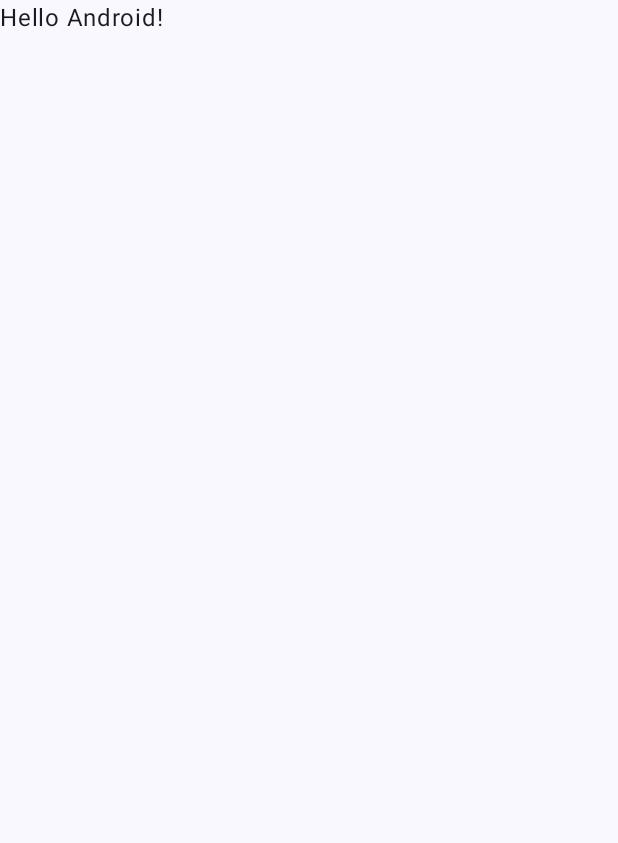
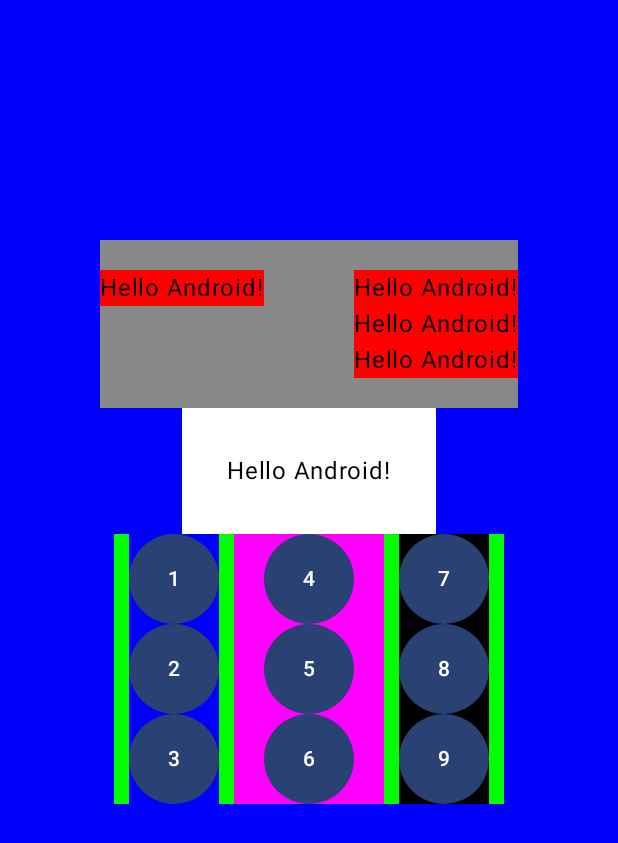
Before and after one commit to DaniCH20/examenInterfaces, an Android app built with Jetpack Compose: the screen it shows after launch (MainActivity), on a phone screen of 412 x 824 dp. Before the commit the part shown is almost empty. Shown: the top 843 px of the screen. Run offline under Robolectric (Android 15) with nearby library versions, the phone set to English and light mode, and no system bars.

Commit message:
Creacion de la vista del proyecto en compose

```diff
--- a/compose/app/build.gradle.kts
+++ b/compose/app/build.gradle.kts
@@ -5,7 +5,7 @@ plugins {
 
 android {
     namespace = "com.example.jetpackcompose"
-    compileSdk = 34
+    compileSdk = 35
 
     defaultConfig {
         applicationId = "com.example.jetpackcompose"
--- a/compose/app/src/main/java/com/example/jetpackcompose/MainActivity.kt
+++ b/compose/app/src/main/java/com/example/jetpackcompose/MainActivity.kt
@@ -4,13 +4,23 @@ import android.os.Bundle
 import androidx.activity.ComponentActivity
 import androidx.activity.compose.setContent
 import androidx.activity.enableEdgeToEdge
+import androidx.compose.foundation.background
+import androidx.compose.foundation.border
+import androidx.compose.foundation.layout.Column
+import androidx.compose.foundation.layout.Row
 import androidx.compose.foundation.layout.fillMaxSize
+import androidx.compose.foundation.layout.fillMaxWidth
 import androidx.compose.foundation.layout.padding
+import androidx.compose.foundation.layout.size
+import androidx.compose.material3.Button
 import androidx.compose.material3.Scaffold
 import androidx.compose.material3.Text
 import androidx.compose.runtime.Composable
+import androidx.compose.ui.Alignment
 import androidx.compose.ui.Modifier
+import androidx.compose.ui.graphics.Color
 import androidx.compose.ui.tooling.preview.Preview
+import androidx.compose.ui.unit.dp
 import com.example.jetpackcompose.ui.theme.JetpackComposeTheme
 
 class MainActivity : ComponentActivity() {
@@ -19,29 +29,113 @@ class MainActivity : ComponentActivity() {
         enableEdgeToEdge()
         setContent {
             JetpackComposeTheme {
-                Scaffold(modifier = Modifier.fillMaxSize()) { innerPadding ->
-                    Greeting(
-                        name = "Android",
-                        modifier = Modifier.padding(innerPadding)
-                    )
-                }
+                Greeting()
             }
         }
     }
 }
 
 @Composable
-fun Greeting(name: String, modifier: Modifier = Modifier) {
-    Text(
-        text = "Hello $name!",
-        modifier = modifier
-    )
+fun Greeting() {
+    Column(modifier = Modifier
+        .background(Color.Blue)
+        .fillMaxSize()) {
+        Row(modifier = Modifier
+            .padding(80.dp)
+            .fillMaxWidth()) {
+
+        }
+        Row(modifier = Modifier
+            .background(Color.Gray)
+            .align(Alignment.CenterHorizontally)) {
+            Column(modifier = Modifier.padding(end = 30.dp, top = 20.dp, bottom = 20.dp)) {
+                Text("Hello Android!", modifier = Modifier.background(Color.Red))
+            }
+            Column(modifier = Modifier.padding(start = 30.dp, top = 20.dp, bottom = 20.dp)) {
+                Text("Hello Android!", modifier = Modifier.background(Color.Red))
+                Text("Hello Android!", modifier = Modifier.background(Color.Red))
+                Text("Hello Android!", modifier = Modifier.background(Color.Red))
+            }
+        }
+        Row(
+            modifier = Modifier
+                .background(Color.White)
+                .align(Alignment.CenterHorizontally)
+                .padding(30.dp)
+        ) {
+            Text("Hello Android!")
+        }
+        Row(modifier = Modifier.align(Alignment.CenterHorizontally)) {
+            Column(
+                modifier = Modifier
+                    .background(Color.Green)
+                    .padding(start = 10.dp, end = 10.dp)
+            ) {
+                Button(onClick = {}, modifier = Modifier
+                    .background(Color.Blue)
+                    .size(60.dp)) {
+                    Text("1")
+                }
+                Button(onClick = {}, modifier = Modifier
+                    .background(Color.Blue)
+                    .size(60.dp)) {
+                    Text("2")
+                }
+                Button(onClick = {}, modifier = Modifier
+                    .background(Color.Blue)
+                    .size(60.dp)) {
+                    Text("3")
+                }
+            }
+            Column(
+                modifier = Modifier
+                    .background(Color.Magenta)
+                    .padding(start = 20.dp, end = 20.dp)
+            ) {
+                Button(onClick = {}, modifier = Modifier
+                    .background(Color.Magenta)
+                    .size(60.dp)) {
+                    Text("4")
+                }
+                Button(onClick = {}, modifier = Modifier
+                    .background(Color.Magenta)
+                    .size(60.dp)) {
+                    Text("5")
+                }
+                Button(onClick = {}, modifier = Modifier
+                    .background(Color.Magenta)
+                    .size(60.dp)) {
+                    Text("6")
+                }
+            }
+            Column(
+                modifier = Modifier
+                    .background(Color.Green)
+                    .padding(start = 10.dp, end = 10.dp)
+            ) {
+                Button(onClick = {}, modifier = Modifier
+                    .background(Color.Black)
+                    .size(60.dp)) {
+                    Text("7")
+                }
+                Button(onClick = {}, modifier = Modifier
+                    .background(Color.Black)
+                    .size(60.dp)) {
+                    Text("8")
+                }
+                Button(onClick = {}, modifier = Modifier
+                    .background(Color.Black)
+                    .size(60.dp)) {
+                    Text("9")
+                }
+            }
+        }
+
+    }
 }
 
-@Preview(showBackground = true ,showSystemUi = true)
+@Preview(showBackground = true, showSystemUi = true)
 @Composable
 fun GreetingPreview() {
-    JetpackComposeTheme {
-        Greeting("Android")
-    }
+    Greeting()
 }
--- a/compose/app/src/main/java/com/example/jetpackcompose/ui/theme/Color.kt
+++ b/compose/app/src/main/java/com/example/jetpackcompose/ui/theme/Color.kt
@@ -5,7 +5,6 @@ import androidx.compose.ui.graphics.Color
 val Purple80 = Color(0xFFD0BCFF)
 val PurpleGrey80 = Color(0xFFCCC2DC)
 val Pink80 = Color(0xFFEFB8C8)
-
 val Purple40 = Color(0xFF6650a4)
 val PurpleGrey40 = Color(0xFF625b71)
 val Pink40 = Color(0xFF7D5260)
--- a/compose/app/src/main/java/com/example/jetpackcompose/ui/theme/Theme.kt
+++ b/compose/app/src/main/java/com/example/jetpackcompose/ui/theme/Theme.kt
@@ -9,18 +9,23 @@ import androidx.compose.material3.dynamicDarkColorScheme
 import androidx.compose.material3.dynamicLightColorScheme
 import androidx.compose.material3.lightColorScheme
 import androidx.compose.runtime.Composable
+import androidx.compose.ui.graphics.Color
 import androidx.compose.ui.platform.LocalContext
 
 private val DarkColorScheme = darkColorScheme(
     primary = Purple80,
     secondary = PurpleGrey80,
-    tertiary = Pink80
+    tertiary = Pink80,
+    background = Color.Black,
+    onBackground = Color.LightGray
 )
 
 private val LightColorScheme = lightColorScheme(
     primary = Purple40,
     secondary = PurpleGrey40,
-    tertiary = Pink40
+    tertiary = Pink40 ,
+    background = Color.Black,
+    onBackground = Color.LightGray
 
     /* Other default colors to override
     background = Color(0xFFFFFBFE),
```
